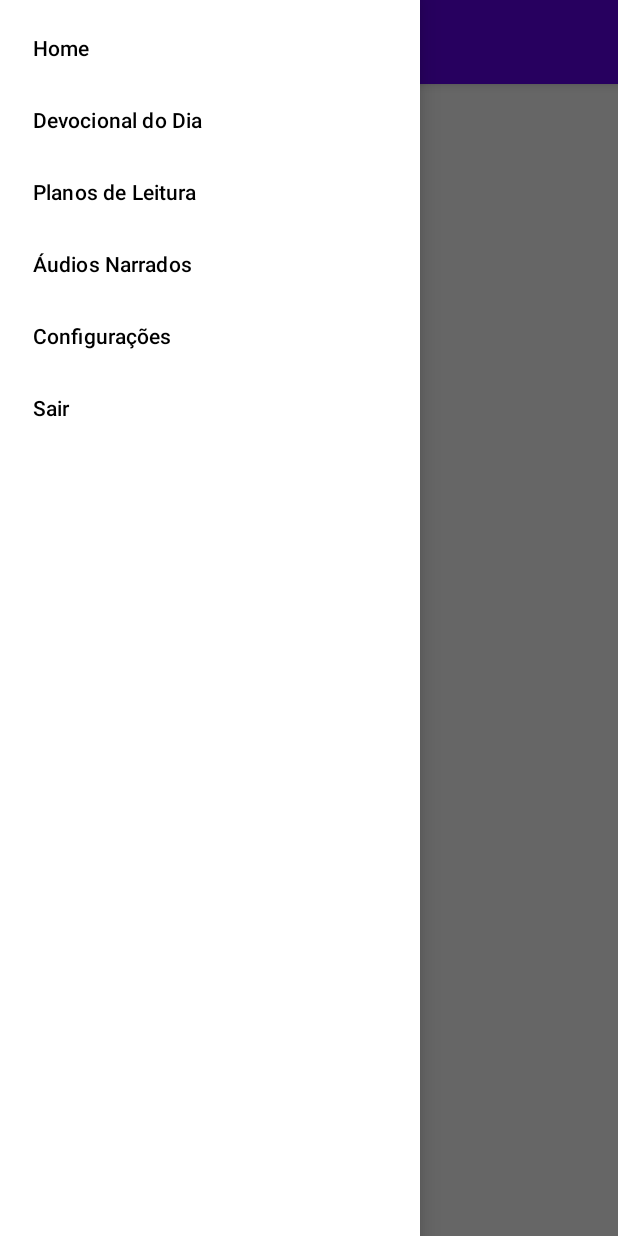
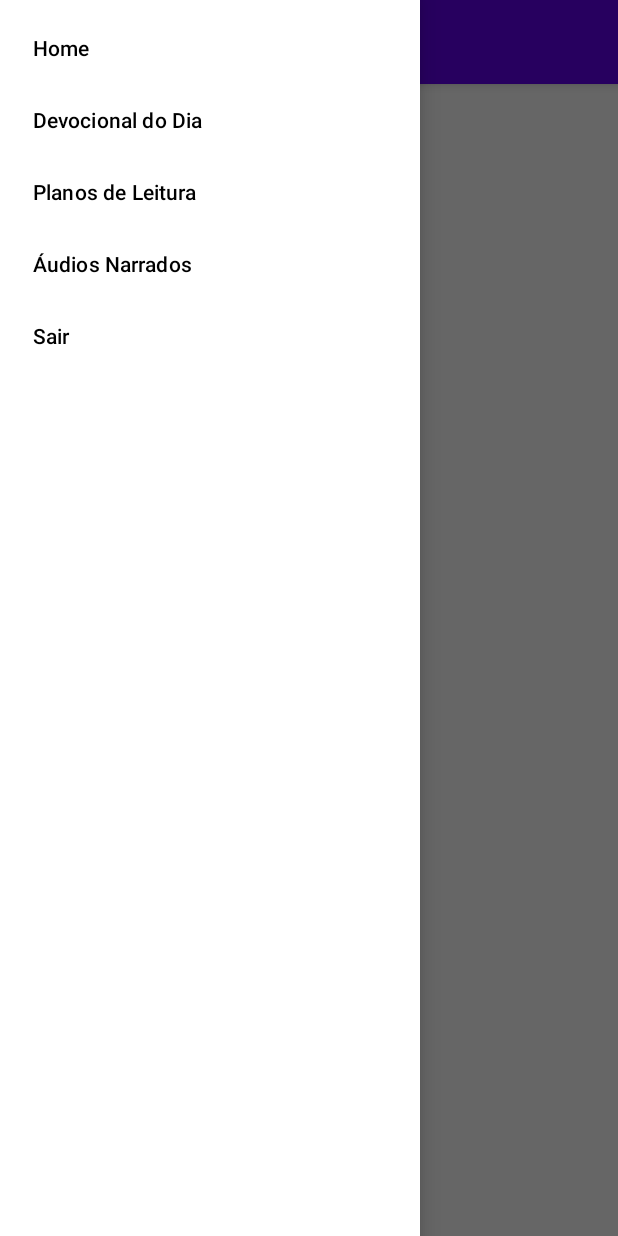
Before and after one commit to diogo2806/letraviva, an Android app: the screen it shows after launch once a user with an empty profile is signed in (MainActivity), with the side drawer open, on a phone screen of 412 x 824 dp. Run offline under Robolectric (Android 15) with nearby library versions, the phone set to English and light mode, and no system bars; our stand-ins replace Firebase (no records; nobody signed in at launch, a user with empty details on screens opened directly), navigation-ui; 3 statements that could not run were skipped.

Commit message:
Remover tela de configurações inutilizada

```diff
--- a/app/src/main/java/br/com/valenstech/letraviva/ui/home/MainActivity.java
+++ b/app/src/main/java/br/com/valenstech/letraviva/ui/home/MainActivity.java
@@ -40,8 +40,7 @@ public class MainActivity extends AppCompatActivity {
                 R.id.nav_home,
                 R.id.nav_devocional,
                 R.id.nav_planos,
-                R.id.nav_audios,
-                R.id.nav_settings
+                R.id.nav_audios
         ).setOpenableLayout(gaveta).build();
         NavigationUI.setupActionBarWithNavController(this, controladorNavegacao, configuracaoAppBar);
         binding.navView.setupWithNavController(controladorNavegacao);
--- a/app/src/main/res/menu/drawer_menu.xml
+++ b/app/src/main/res/menu/drawer_menu.xml
@@ -14,9 +14,6 @@
             android:id="@+id/nav_audios"
             android:title="@string/menu_audios" />
         <item
-            android:id="@+id/nav_settings"
-            android:title="@string/menu_settings" />
-        <item
             android:id="@+id/nav_logout"
             android:title="@string/menu_logout" />
     </group>
--- a/app/src/main/res/navigation/nav_graph.xml
+++ b/app/src/main/res/navigation/nav_graph.xml
@@ -19,8 +19,4 @@
         android:id="@+id/nav_audios"
         android:name="br.com.valenstech.letraviva.ui.audios.AudiosFragment"
         android:label="@string/menu_audios" />
-    <fragment
-        android:id="@+id/nav_settings"
-        android:name="br.com.valenstech.letraviva.ui.settings.SettingsFragment"
-        android:label="@string/menu_settings" />
 </navigation>
--- a/app/src/main/res/values/strings.xml
+++ b/app/src/main/res/values/strings.xml
@@ -5,7 +5,6 @@
     <string name="menu_devocional">Devocional do Dia</string>
     <string name="menu_planos">Planos de Leitura</string>
     <string name="menu_audios">Áudios Narrados</string>
-    <string name="menu_settings">Configurações</string>
     <string name="menu_logout">Sair</string>
     <string name="welcome">Bem-vindo(a), %1$s</string>
     <string name="highlight">Destaques do dia</string>
```
Also changed, not shown: app/src/main/java/br/com/valenstech/letraviva/ui/settings/SettingsFragment.java (deleted, +0 -33 lines), app/src/main/java/br/com/valenstech/letraviva/util/ConstantesAplicativo.java (deleted, +0 -7 lines), app/src/main/res/layout/fragment_settings.xml (deleted, +0 -13 lines).
